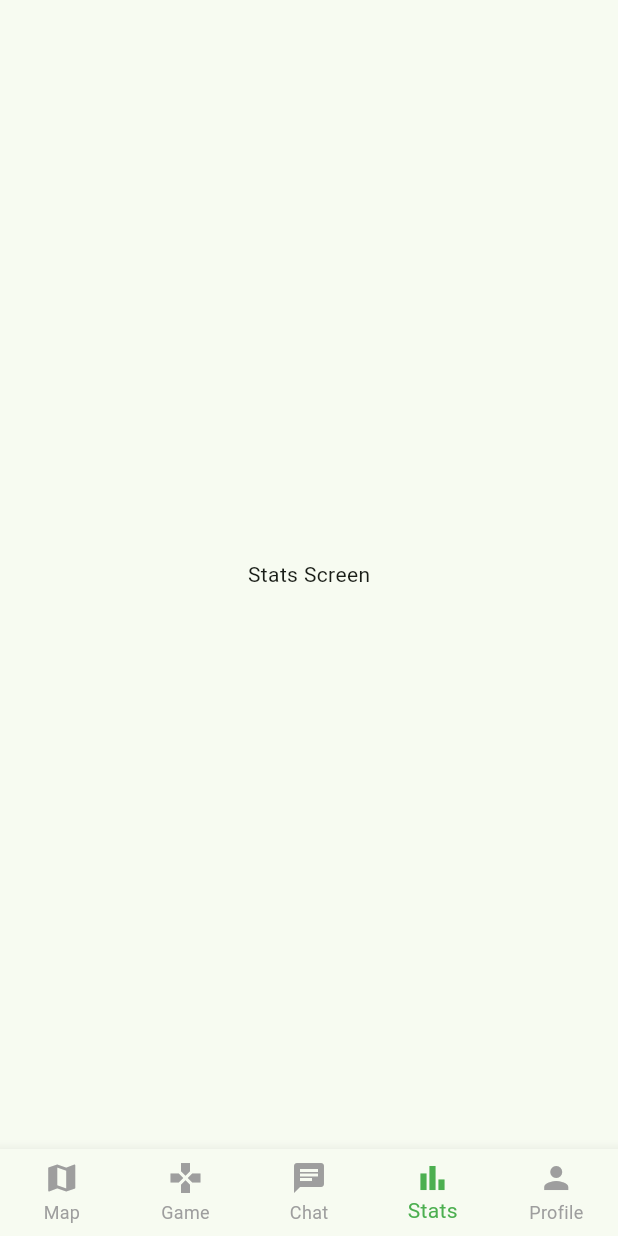
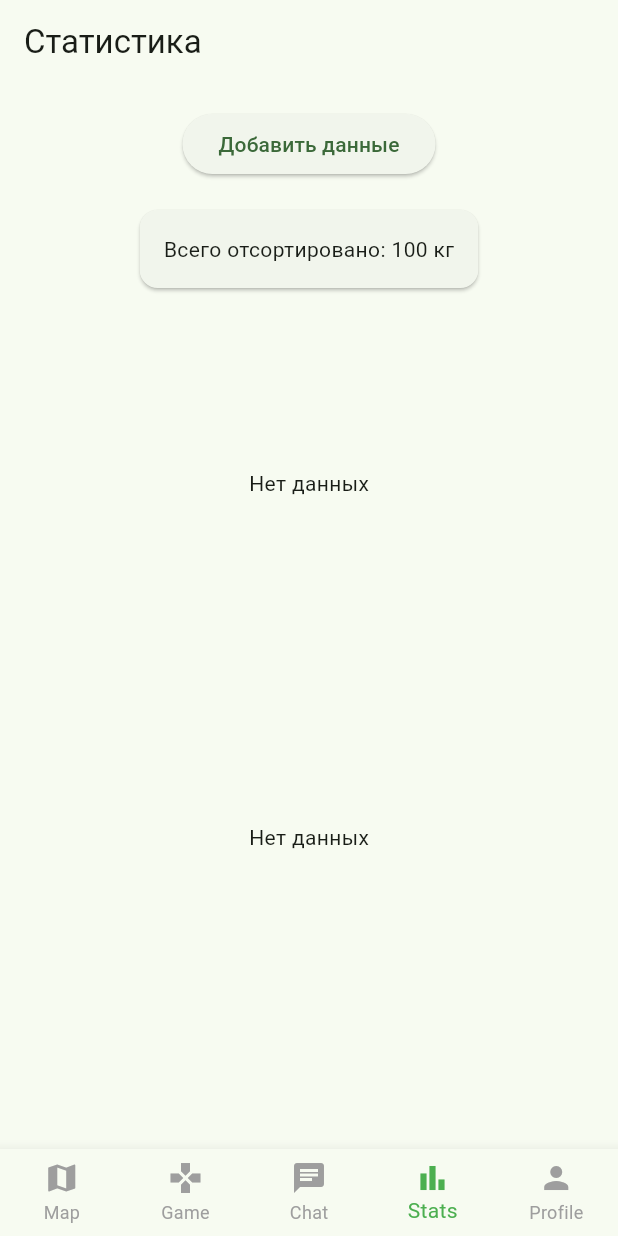
Before and after one commit to AidaiMatSh/ecosort_app, a Flutter app: the MainScreen screen opened directly, item 4 of the bottom bar chosen, on a phone screen of 412 x 824 dp. Run offline on Flutter 3.47's test engine with Material 3 defaults, Android fonts, the phone set to English and light mode, and no system bars; our stand-ins replace fl_chart, shared_preferences; accounts and stored records are empty.

Commit message:
Статистика

```diff
--- a/lib/features/stats/stats_screen.dart
+++ b/lib/features/stats/stats_screen.dart
@@ -1,12 +1,117 @@
+import 'dart:convert';
+
 import 'package:flutter/material.dart';
+import 'package:shared_preferences/shared_preferences.dart';
 
-class StatsScreen extends StatelessWidget {
-  const StatsScreen({super.key});
+import 'widgets_stats/pie_chart_widget.dart';
+import 'widgets_stats/line_chart_widget.dart';
+import 'widgets_stats/bar_chart_widget.dart';
+import 'widgets_stats/summary_card.dart';
+import 'add_data_screen.dart';
+import '../../models/waste_entry.dart';
+
+class StatisticsScreen extends StatefulWidget {
+  const StatisticsScreen({super.key});
+
+  @override
+  State<StatisticsScreen> createState() => _StatisticsScreenState();
+}
+
+class _StatisticsScreenState extends State<StatisticsScreen> {
+  List<WasteEntry> entries = [];
+
+  @override
+  void initState() {
+    super.initState();
+    loadData();
+  }
+
+  // 📦 загрузка данных
+  Future<void> loadData() async {
+    final prefs = await SharedPreferences.getInstance();
+
+    List<String> data = prefs.getStringList("waste_data") ?? [];
+
+    List<WasteEntry> loaded = data.map((e) {
+      return WasteEntry.fromJson(jsonDecode(e));
+    }).toList();
+
+    setState(() {
+      entries = loaded;
+    });
+  }
+
+  // 📊 данные по категориям
+  Map<String, double> get categoryData {
+    Map<String, double> result = {};
+
+    for (var e in entries) {
+      result[e.category] = (result[e.category] ?? 0) + e.amount;
+    }
+
+    return result;
+  }
+
+  // 📅 данные по дням
+  Map<int, double> get dailyData {
+    Map<int, double> result = {};
+
+    for (var e in entries) {
+      int day = e.date.day;
+      result[day] = (result[day] ?? 0) + e.amount;
+    }
+
+    return result;
+  }
 
   @override
   Widget build(BuildContext context) {
-    return const Center(
-      child: Text("📊 Stats Screen"),
+    return Scaffold(
+      appBar: AppBar(title: const Text("Статистика")),
+      body: SingleChildScrollView(
+        child: Column(
+          children: [
+            const SizedBox(height: 16),
+
+            // ➕ добавить данные
+            ElevatedButton(
+              onPressed: () async {
+                await Navigator.push(
+                  context,
+                  MaterialPageRoute(
+                    builder: (_) => const AddDataScreen(),
+                  ),
+                );
+
+                loadData(); // 🔥 обновляем после возврата
+              },
+              child: const Text("Добавить данные"),
+            ),
+
+            const SizedBox(height: 16),
+
+            // 📦 карточка
+            SummaryCard(),
+
+            const SizedBox(height: 16),
+
+            // 🥧 круговая диаграмма
+            PieChartWidget(data: categoryData),
+
+            const SizedBox(height: 16),
+
+            // 📈 линейный график (по дням)
+            LineChartWidget(data: dailyData),
+
+            const SizedBox(height: 16),
+
+            // 📊 бар график (по дням)
+            BarChartWidget(data: dailyData),
+
+            const SizedBox(height: 16),
+          ],
+        ),
+      ),
     );
   }
 }
--- /dev/null
+++ b/lib/features/stats/widgets_stats/bar_chart_widget.dart
@@ -0,0 +1,54 @@
+import 'package:fl_chart/fl_chart.dart';
+import 'package:flutter/material.dart';
+
+class BarChartWidget extends StatelessWidget {
+  final Map<int, double> data;
+
+  const BarChartWidget({super.key, required this.data});
+
+  @override
+  Widget build(BuildContext context) {
+    return SizedBox(
+      height: 220,
+      child: data.isEmpty
+          ? const Center(child: Text("Нет данных"))
+          : BarChart(
+              BarChartData(
+                borderData: FlBorderData(show: false),
+                gridData: const FlGridData(show: true),
+                titlesData: FlTitlesData(
+                  topTitles: const AxisTitles(
+                    sideTitles: SideTitles(showTitles: false),
+                  ),
+                  rightTitles: const AxisTitles(
+                    sideTitles: SideTitles(showTitles: false),
+                  ),
+                  bottomTitles: AxisTitles(
+                    sideTitles: SideTitles(
+                      showTitles: true,
+                      getTitlesWidget: (value, meta) {
+                        return Text(
+                          value.toInt().toString(),
+                          style: const TextStyle(fontSize: 12),
+                        );
+                      },
+                    ),
+                  ),
+                ),
+                barGroups: data.entries.map((e) {
+                  return BarChartGroupData(
+                    x: e.key,
+                    barRods: [
+                      BarChartRodData(
+                        toY: e.value,
+                        width: 16,
+                        borderRadius: BorderRadius.circular(4),
+                      ),
+                    ],
+                  );
+                }).toList(),
+              ),
+            ),
+    );
+  }
+}
--- /dev/null
+++ b/lib/features/stats/widgets_stats/line_chart_widget.dart
@@ -0,0 +1,47 @@
+import 'package:fl_chart/fl_chart.dart';
+import 'package:flutter/material.dart';
+
+class LineChartWidget extends StatelessWidget {
+  final Map<int, double> data;
+
+  const LineChartWidget({super.key, required this.data});
+
+  @override
+  Widget build(BuildContext context) {
+    return SizedBox(
+      height: 220,
+      child: data.isEmpty
+          ? const Center(child: Text("Нет данных"))
+          : LineChart(
+              LineChartData(
+                gridData: const FlGridData(show: true),
+                borderData: FlBorderData(show: false),
+
+                titlesData: FlTitlesData(
+                  bottomTitles: AxisTitles(
+                    sideTitles: SideTitles(
+                      showTitles: true,
+                      getTitlesWidget: (value, meta) {
+                        return Text(value.toInt().toString());
+                      },
+                    ),
+                  ),
+                ),
+
+                lineBarsData: [
+                  LineChartBarData(
+                    spots: data.entries
+                        .map((e) => FlSpot(
+                              e.key.toDouble(),
+                              e.value,
+                            ))
+                        .toList(),
+                    isCurved: true,
+                    barWidth: 3,
+                  ),
+                ],
+              ),
+            ),
+    );
+  }
+}
--- /dev/null
+++ b/lib/features/stats/widgets_stats/pie_chart_widget.dart
@@ -0,0 +1,40 @@
+import 'package:fl_chart/fl_chart.dart';
+import 'package:flutter/material.dart';
+import '../../../utils/category_colors.dart';
+
+
+class PieChartWidget extends StatelessWidget {
+  final Map<String, double> data;
+
+  const PieChartWidget({super.key, required this.data});
+
+  @override
+  Widget build(BuildContext context) {
+    return SizedBox(
+      height: 220,
+      child: data.isEmpty
+          ? const Center(child: Text("Нет данных"))
+          : PieChart(
+              PieChartData(
+                sectionsSpace: 2,
+                centerSpaceRadius: 40,
+                sections: data.entries.map((e) {
+                  final value = e.value;
+
+                  return PieChartSectionData(
+                    value: value,
+                    title: value > 0 ? e.key : '',
+                    color: CategoryColors.colors[e.key] ?? Colors.black,
+                    radius: 60,
+                    titleStyle: const TextStyle(
+                      fontSize: 12,
+                      fontWeight: FontWeight.bold,
+                      color: Colors.white,
+                    ),
+                  );
+                }).toList(),
+              ),
+            ),
+    );
+  }
+}
--- /dev/null
+++ b/lib/features/stats/widgets_stats/summary_card.dart
@@ -0,0 +1,12 @@
+import 'package:flutter/material.dart';
+class SummaryCard extends StatelessWidget {
+  @override
+  Widget build(BuildContext context) {
+    return Card(
+      child: Padding(
+        padding: EdgeInsets.all(16),
+        child: Text("Всего отсортировано: 100 кг"),
+      ),
+    );
+  }
+}
--- a/lib/main.dart
+++ b/lib/main.dart
@@ -5,6 +5,8 @@ import 'package:shared_preferences/shared_preferences.dart';
 
 import 'features/onboarding/onboarding_screen.dart';
 import 'features/game/screens/onboarding_game_screen.dart';
+import 'features/stats/stats_screen.dart';
+
 
 void main() async {
   WidgetsFlutterBinding.ensureInitialized();
@@ -55,7 +57,7 @@ class _MainScreenState extends State<MainScreen> {
           // ✅ Передаём isActiveTab — чтобы GameTutorialScreen знал, активна ли она
           GameTutorialScreen(isActiveTab: _index == 1),
           const Center(child: Text("Chat Screen")),
-          const Center(child: Text("Stats Screen")),
+          StatisticsScreen(),
           const Center(child: Text("Profile Screen")),
         ],
       ),
--- /dev/null
+++ b/lib/models/waste_entry.dart
@@ -0,0 +1,27 @@
+class WasteEntry {
+  final String category;
+  final double amount;
+  final DateTime date;
+
+  WasteEntry({
+    required this.category,
+    required this.amount,
+    required this.date,
+  });
+
+  Map<String, dynamic> toJson() {
+    return {
+      "category": category,
+      "amount": amount,
+      "date": date.toIso8601String(),
+    };
+  }
+
+  factory WasteEntry.fromJson(Map<String, dynamic> json) {
+    return WasteEntry(
+      category: json["category"],
+      amount: json["amount"],
+      date: DateTime.parse(json["date"]),
+    );
+  }
+}
--- /dev/null
+++ b/lib/utils/category_colors.dart
@@ -0,0 +1,10 @@
+import 'package:flutter/material.dart';
+
+class CategoryColors {
+  static const Map<String, Color> colors = {
+    "Пластик": Colors.blue,
+    "Стекло": Colors.green,
+    "Бумага": Colors.orange,
+    "Металл": Colors.grey,
+  };
+}
--- a/pubspec.yaml
+++ b/pubspec.yaml
@@ -35,6 +35,7 @@ dependencies:
   # Use with the CupertinoIcons class for iOS style icons.
   cupertino_icons: ^1.0.8
   shared_preferences: ^2.2.3
+  fl_chart: ^0.66.0
 
 dev_dependencies:
   flutter_test:
```
Also changed, not shown: lib/features/stats/add_data_screen.dart (added, +91 -0 lines), pubspec.lock, 2 other files.
